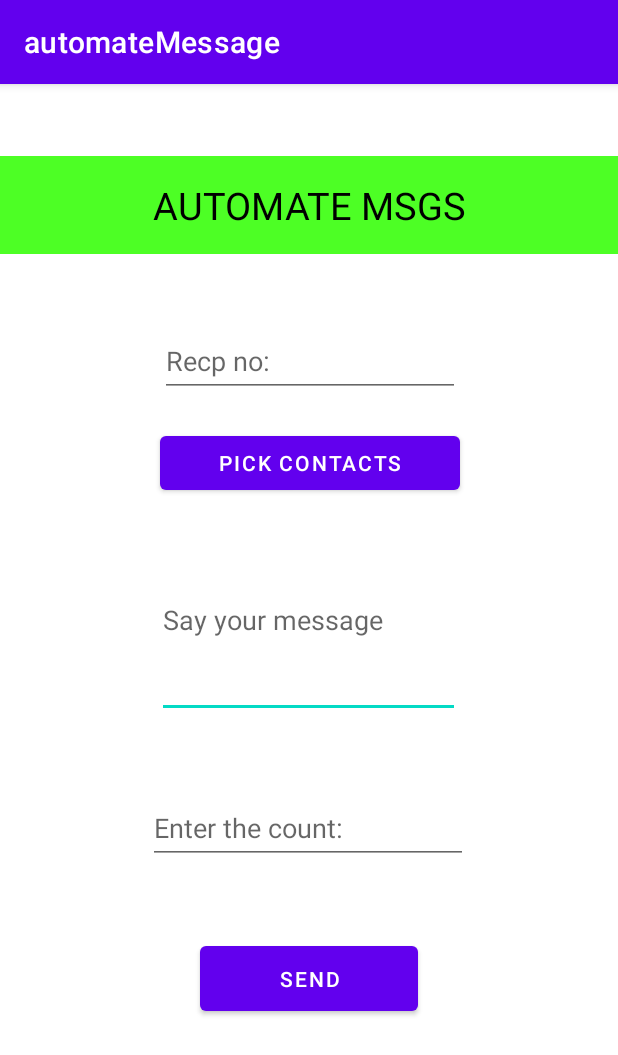
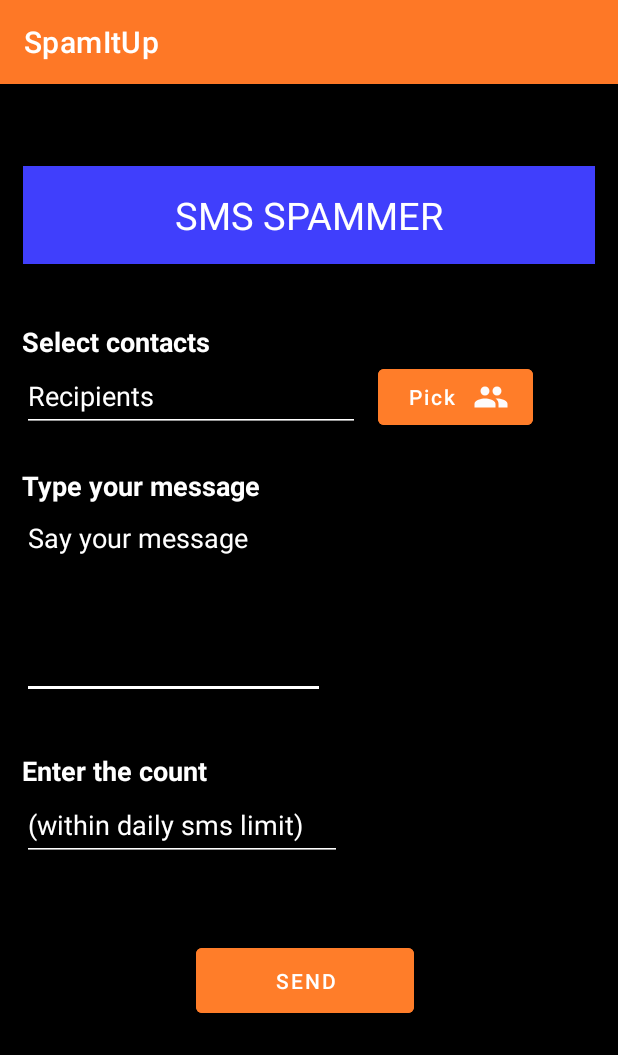
Before and after one commit to JAIVIGNESH2002/SpamItUp, an Android app: the screen it shows after launch (MainActivity), on a phone screen of 412 x 824 dp. Shown: the top 1055 px of the screen. Run offline under Robolectric (Android 15) with nearby library versions, the phone set to English and light mode, and no system bars; libraries missing offline, so code that uses them is left out: com.karumi.dexter, com.wafflecopter.multicontactpicker; 1 statement that could not run was skipped.

Commit message:
All functionalities implemented

```diff
--- a/app/build.gradle
+++ b/app/build.gradle
@@ -33,6 +33,7 @@ dependencies {
     implementation 'com.google.android.material:material:1.4.0'
     implementation 'androidx.constraintlayout:constraintlayout:2.1.1'
     testImplementation 'junit:junit:4.+'
+    implementation 'com.github.broakenmedia:MultiContactPicker:1.8.5'
     androidTestImplementation 'androidx.test.ext:junit:1.1.3'
     androidTestImplementation 'androidx.test.espresso:espresso-core:3.4.0'
 }
--- a/app/src/main/java/com/example/automatemessage/MainActivity.java
+++ b/app/src/main/java/com/example/automatemessage/MainActivity.java
@@ -9,22 +9,24 @@ import android.Manifest;
 import android.content.Intent;
 import android.graphics.Color;
 import android.os.Bundle;
-import android.provider.Telephony;
 import android.telephony.SmsManager;
-import android.telephony.SubscriptionManager;
+import android.text.TextUtils;
 import android.view.View;
 import android.widget.Button;
 import android.widget.EditText;
+import android.widget.ProgressBar;
 import android.widget.Toast;
 
 import com.karumi.dexter.Dexter;
 import com.karumi.dexter.MultiplePermissionsReport;
 import com.karumi.dexter.PermissionToken;
-import com.karumi.dexter.listener.PermissionDeniedResponse;
-import com.karumi.dexter.listener.PermissionGrantedResponse;
+
 import com.karumi.dexter.listener.PermissionRequest;
 import com.karumi.dexter.listener.multi.MultiplePermissionsListener;
-import com.karumi.dexter.listener.single.PermissionListener;
+import com.wafflecopter.multicontactpicker.ContactResult;
+import com.wafflecopter.multicontactpicker.LimitColumn;
+import com.wafflecopter.multicontactpicker.MultiContactPicker;
+
 import java.util.List;
 
 public class MainActivity extends AppCompatActivity{
@@ -33,44 +35,99 @@ public class MainActivity extends AppCompatActivity{
     private EditText count;
     private Button contacts;
     public Button send;
-
+    private ProgressBar pb;
+    int CONTACT_PICKER_REQUEST = 100;
+    List<ContactResult> results;
     @Override
     protected void onCreate(Bundle savedInstanceState) {
         super.onCreate(savedInstanceState);
+        /*mapping the references to ids*/
         setContentView(R.layout.activity_main);
         number = findViewById(R.id.number);
         message = findViewById(R.id.message);
         count = findViewById(R.id.count);
         contacts = findViewById(R.id.contacts);
         send = findViewById(R.id.sendButton);
+        pb = findViewById(R.id.pbOne);
+
+        //Checking for permission to send messages withe dexter
         Dexter.withContext(this)
                 .withPermissions(
                         Manifest.permission.SEND_SMS,
                         Manifest.permission.READ_CONTACTS
                 ).withListener(new MultiplePermissionsListener() {
-            @Override public void onPermissionsChecked(MultiplePermissionsReport report) {/* ... */}
-            @Override public void onPermissionRationaleShouldBeShown(List<PermissionRequest> permissions, PermissionToken token) {/* ... */}
+            @Override public void onPermissionsChecked(MultiplePermissionsReport report) {
+                if(report.areAllPermissionsGranted()){
+                    Toast.makeText(MainActivity.this, "Permissions granted!", Toast.LENGTH_SHORT).show();
+                }else{
+                    Toast.makeText(MainActivity.this, "Permissions denied", Toast.LENGTH_SHORT).show();
+                }
+            }
+            @Override public void onPermissionRationaleShouldBeShown(List<PermissionRequest> permissions, PermissionToken token) {
+                token.continuePermissionRequest();
+            }
         }).check();
+
+
         send.setOnClickListener(new View.OnClickListener() {
             @Override
             public void onClick(View v) {
-                for(int i=0 ;i<parseInt(count.getText().toString());i++)
-                {
-                SmsManager smsManager =(SmsManager)SmsManager.getDefault();
-                smsManager.sendTextMessage(number.getText().toString(),null,message.getText().toString(),null,null);
-                Toast.makeText(MainActivity.this, "Sent: "+(i+1)+" messages",Toast.LENGTH_SHORT).show();
-
-            }
-                Toast.makeText(MainActivity.this,"Messages sent successfully!",Toast.LENGTH_LONG).show();
+                if (TextUtils.isEmpty(message.getText().toString()) || TextUtils.isEmpty(count.getText().toString())) {
+                    Toast.makeText(MainActivity.this, "Fields are empty!", Toast.LENGTH_SHORT).show();
+                } else {
+                    SmsManager smsManager = (SmsManager) SmsManager.getDefault();
+                    for (int i = 0; i < parseInt(count.getText().toString()); i++) {
+                        for (int j = 0; j < results.size(); j++) {
+                            //Interacting with the sms manager api;
+                            smsManager.sendTextMessage(results.get(j).getPhoneNumbers().get(0).getNumber(), null, message.getText().toString(), null, null);
+                        }
+                    }
+                    Toast.makeText(MainActivity.this, "Messages sent successfully!", Toast.LENGTH_LONG).show();
+                }
             }
 
         });
         contacts.setOnClickListener(new View.OnClickListener() {
             @Override
             public void onClick(View v) {
+                new MultiContactPicker.Builder(MainActivity.this) //Activity/fragment context
+                        .theme(R.style.MyCustomPickerTheme) //Optional - default: MultiContactPicker.Azure
+                        .hideScrollbar(false) //Optional - default: false
+                        .showTrack(true) //Optional - default: true
+                        .searchIconColor(Color.WHITE) //Option - default: White
+                        .setChoiceMode(MultiContactPicker.CHOICE_MODE_MULTIPLE) //Optional - default: CHOICE_MODE_MULTIPLE
+                        .handleColor(ContextCompat.getColor(MainActivity.this,R.color.azureColorAccent)) //Optional - default: Azure Blue
+                        .bubbleColor(ContextCompat.getColor(MainActivity.this, android.R.color.holo_orange_dark)) //Optional - default: Azure Blue
+                        .bubbleTextColor(Color.WHITE) //Optional - default: White
+                        .setTitleText("Select Contacts") //Optional - default: Select Contacts
+                        .setLoadingType(MultiContactPicker.LOAD_ASYNC) //Optional - default LOAD_ASYNC (wait till all loaded vs stream results)
+                        .limitToColumn(LimitColumn.NONE) //Optional - default NONE (Include phone + email, limiting to one can improve loading time)
+                        .setActivityAnimations(android.R.anim.fade_in, android.R.anim.fade_out,
+                                android.R.anim.fade_in,
+                                android.R.anim.fade_out) //Optional - default: No animation overrides
+                        .showPickerForResult(CONTACT_PICKER_REQUEST);
 
             }
+
         }
         );
     }
+    @Override
+    protected void onActivityResult(int requestCode, int resultCode, Intent data) {
+        super.onActivityResult(requestCode, resultCode, data);
+        if(requestCode == CONTACT_PICKER_REQUEST){
+            if(resultCode == RESULT_OK) {
+                String contacts = "";
+                results = MultiContactPicker.obtainResult(data);
+                for(ContactResult i:results){
+                    contacts=contacts+i.getDisplayName()+",";
+                }
+                number.setText(contacts);
+                number.setEnabled(false);
+
+            } else if(resultCode == RESULT_CANCELED){
+                System.out.println("User closed the picker without selecting items.");
+            }
+        }
+    }
 }
--- /dev/null
+++ b/app/src/main/java/com/example/automatemessage/splashActivity.java
@@ -0,0 +1,27 @@
+package com.example.automatemessage;
+
+import androidx.appcompat.app.AppCompatActivity;
+
+import android.content.Intent;
+import android.os.Bundle;
+import android.os.Handler;
+
+import java.util.Objects;
+
+public class splashActivity extends AppCompatActivity {
+
+    @Override
+    protected void onCreate(Bundle savedInstanceState) {
+        super.onCreate(savedInstanceState);
+        setContentView(R.layout.activity_splash);
+        Objects.requireNonNull(getSupportActionBar()).hide();
+
+        new Handler().postDelayed(new Runnable() {
+            @Override
+            public void run() {
+               startActivity(new Intent(splashActivity.this,MainActivity.class));
+               finish();
+            }
+        },2000);
+    }
+}
--- /dev/null
+++ b/app/src/main/res/drawable/ic_people.xml
@@ -0,0 +1,5 @@
+<vector android:height="24dp" android:tint="#FDFBFB"
+    android:viewportHeight="24" android:viewportWidth="24"
+    android:width="24dp" xmlns:android="http://schemas.android.com/apk/res/android">
+    <path android:fillColor="@android:color/white" android:pathData="M16,11c1.66,0 2.99,-1.34 2.99,-3S17.66,5 16,5c-1.66,0 -3,1.34 -3,3s1.34,3 3,3zM8,11c1.66,0 2.99,-1.34 2.99,-3S9.66,5 8,5C6.34,5 5,6.34 5,8s1.34,3 3,3zM8,13c-2.33,0 -7,1.17 -7,3.5L1,19h14v-2.5c0,-2.33 -4.67,-3.5 -7,-3.5zM16,13c-0.29,0 -0.62,0.02 -0.97,0.05 1.16,0.84 1.97,1.97 1.97,3.45L17,19h6v-2.5c0,-2.33 -4.67,-3.5 -7,-3.5z"/>
+</vector>
--- a/app/src/main/res/layout/activity_main.xml
+++ b/app/src/main/res/layout/activity_main.xml
@@ -4,95 +4,156 @@
     xmlns:tools="http://schemas.android.com/tools"
     android:layout_width="match_parent"
     android:layout_height="match_parent"
+    android:background="@color/black"
     tools:context=".MainActivity">
 
     <EditText
         android:id="@+id/message"
+        android:backgroundTint="@color/white"
         android:layout_width="202dp"
         android:layout_height="130dp"
         android:ems="10"
+        android:textColor="@color/white"
+        android:gravity="top"
         android:hint="@string/say_your_message"
+        android:textColorHint="@color/white"
         android:importantForAutofill="no"
         android:inputType="textPersonName"
         android:minHeight="48dp"
         app:layout_constraintBottom_toBottomOf="parent"
         app:layout_constraintEnd_toEndOf="parent"
-        app:layout_constraintHorizontal_bias="0.497"
+        app:layout_constraintHorizontal_bias="0.071"
         app:layout_constraintStart_toStartOf="parent"
         app:layout_constraintTop_toTopOf="parent"
-        app:layout_constraintVertical_bias="0.459"
+        app:layout_constraintVertical_bias="0.439"
         tools:ignore="TextContrastCheck" />
 
     <Button
         android:id="@+id/sendButton"
         android:layout_width="145dp"
         android:layout_height="55dp"
-        android:layout_marginBottom="144dp"
+        android:layout_marginStart="116dp"
+        android:layout_marginTop="52dp"
         android:text="@string/send"
+        android:backgroundTint="#ff7d29"
         app:layout_constraintBottom_toBottomOf="parent"
-        app:layout_constraintEnd_toEndOf="parent"
-        app:layout_constraintStart_toStartOf="parent" />
+        app:layout_constraintStart_toStartOf="@+id/message"
+        app:layout_constraintTop_toBottomOf="@+id/count"
+        app:layout_constraintVertical_bias="0.0" />
 
     <TextView
         android:id="@+id/appName"
         android:layout_width="match_parent"
         android:layout_height="wrap_content"
-        android:layout_marginTop="48dp"
-        android:background="#4DFF25"
+        android:layout_marginStart="15dp"
+        android:layout_marginEnd="15dp"
+        android:layout_marginBottom="160dp"
+        android:background="#403ffc"
         android:padding="15dp"
-        android:text="@string/automate_msgs"
+        android:text="SMS SPAMMER"
         android:textAlignment="center"
-        android:textColor="#000000"
+        android:textAllCaps="false"
+        android:textColor="@color/white"
         android:textSize="25sp"
-        app:layout_constraintBottom_toTopOf="@+id/number"
-        app:layout_constraintEnd_toEndOf="parent"
-        app:layout_constraintHorizontal_bias="0.0"
-        app:layout_constraintStart_toStartOf="parent"
-        app:layout_constraintTop_toTopOf="parent"
-        app:layout_constraintVertical_bias="0.0" />
+        app:layout_constraintBottom_toBottomOf="@+id/sayUrMsgTv"
+        app:layout_constraintStart_toStartOf="@+id/message"
+        tools:ignore="TextContrastCheck" />
 
     <EditText
+        android:textColor="@color/white"
         android:id="@+id/number"
-        android:layout_width="200dp"
+        android:layout_width="225dp"
         android:layout_height="wrap_content"
-        android:layout_marginBottom="84dp"
+        android:layout_marginBottom="48dp"
+        android:enabled="false"
         android:ems="10"
-        android:hint="@string/recp_no"
+        android:backgroundTint="@color/white"
+        android:hint="Recipients"
+        android:textColorHint="@color/white"
         android:importantForAutofill="no"
         android:inputType="phone"
         android:minHeight="48dp"
         app:layout_constraintBottom_toTopOf="@+id/message"
-        app:layout_constraintEnd_toEndOf="@+id/message"
-        app:layout_constraintHorizontal_bias="1.0"
         app:layout_constraintStart_toStartOf="@+id/message"
         tools:ignore="TextContrastCheck" />
 
     <EditText
+        android:textColor="@color/white"
+        android:textColorHint="@color/white"
+        android:backgroundTint="@color/white"
         android:id="@+id/count"
         android:layout_width="wrap_content"
         android:layout_height="wrap_content"
+        android:layout_marginTop="60dp"
         android:ems="10"
-        android:hint="@string/enter_thecount"
+        android:hint="(within daily sms limit)"
         android:importantForAutofill="no"
         android:inputType="number"
         android:minHeight="48dp"
-        app:layout_constraintBottom_toTopOf="@+id/sendButton"
-        app:layout_constraintEnd_toEndOf="parent"
-        app:layout_constraintHorizontal_bias="0.497"
-        app:layout_constraintStart_toStartOf="parent"
+        app:layout_constraintStart_toStartOf="@+id/message"
         app:layout_constraintTop_toBottomOf="@+id/message"
-        app:layout_constraintVertical_bias="0.506"
         tools:ignore="TextContrastCheck" />
 
     <Button
         android:id="@+id/contacts"
-        android:layout_width="200dp"
+        android:layout_width="103dp"
+        android:layout_height="49dp"
+        android:layout_marginStart="12dp"
+        android:drawableRight="@drawable/ic_people"
+        android:backgroundTint="#ff7d29"
+        android:text="Pick"
+        android:textAllCaps="false"
+        app:layout_constraintStart_toEndOf="@+id/number"
+        app:layout_constraintTop_toTopOf="@+id/number" />
+
+    <TextView
+        android:id="@+id/selectConTv"
+        android:layout_width="wrap_content"
         android:layout_height="wrap_content"
-        android:text="PICK CONTACTS"
+        android:text="Select contacts"
+        android:textColor="@color/white"
+        android:textSize="18sp"
+        android:textStyle="bold"
+        app:layout_constraintBottom_toTopOf="@+id/number"
+        app:layout_constraintStart_toStartOf="@+id/number" />
+
+    <TextView
+        android:textColor="@color/white"
+        android:id="@+id/sayUrMsgTv"
+        android:layout_width="wrap_content"
+        android:layout_height="wrap_content"
+        android:text="Type your message"
+        android:textSize="18sp"
+        android:textStyle="bold"
         app:layout_constraintBottom_toTopOf="@+id/message"
-        app:layout_constraintEnd_toEndOf="@+id/number"
-        app:layout_constraintHorizontal_bias="0.9"
-        app:layout_constraintStart_toStartOf="@+id/number"
-        app:layout_constraintTop_toBottomOf="@+id/number"
-        app:layout_constraintVertical_bias="0.555" />
+        app:layout_constraintStart_toStartOf="@+id/message" />
+
+    <TextView
+        android:textColor="@color/white"
+        android:id="@+id/countHintTv"
+        android:layout_width="wrap_content"
+        android:layout_height="wrap_content"
+        android:text="Enter the count"
+        android:textSize="18sp"
+        android:textStyle="bold"
+        app:layout_constraintBottom_toTopOf="@+id/count"
+        app:layout_constraintStart_toStartOf="@+id/count" />
+
+    <ProgressBar
+        android:id="@+id/pbOne"
+        style="?android:attr/progressBarStyle"
+        android:layout_width="wrap_content"
+        android:layout_height="wrap_content"
+        android:layout_marginStart="72dp"
+        android:backgroundTint="#FFEB3B"
+        android:indeterminate="true"
+        android:indeterminateTint="#08FA12"
+        android:progressTint="#FFEB3B"
+        android:visibility="invisible"
+        app:layout_constraintBottom_toBottomOf="@+id/sendButton"
+        app:layout_constraintStart_toStartOf="parent"
+        app:layout_constraintTop_toTopOf="@+id/sendButton"
+        app:layout_constraintVertical_bias="1.0" />
+
+
 </androidx.constraintlayout.widget.ConstraintLayout>
--- a/app/src/main/res/values/strings.xml
+++ b/app/src/main/res/values/strings.xml
@@ -1,5 +1,5 @@
 <resources>
-    <string name="app_name">automateMessage</string>
+    <string name="app_name">SpamItUp</string>
     <string name="automate_msgs">AUTOMATE MSGS</string>
     <string name="recip_no">Recip no:</string>
     <string name="enter_the_count">Enter the count--</string>
--- /dev/null
+++ b/app/src/main/res/values/styles.xml
@@ -0,0 +1,14 @@
+<?xml version="1.0" encoding="utf-8"?>
+<resources>
+    <style name="MyCustomPickerTheme" parent="MultiContactPicker.Azure">
+        <item name="colorPrimary">#FF9800</item>
+        <item name="colorPrimaryDark">@color/azureColorAccent</item>
+        <item name="mcpToolbarTheme">@style/MyCustomToolbarTheme</item>
+        <item name="mcpListPopupWindowStyleTheme">@style/MyCustomToolbarTheme</item>
+    </style>
+
+    <style name="MyCustomToolbarTheme" parent="ThemeOverlay.AppCompat.Light">
+        <item name="android:textColorPrimary">@color/azureColorAccent</item>
+        <item name="android:textColorSecondary">#FF9800</item>
+    </style>
+</resources>
--- a/app/src/main/res/values/themes.xml
+++ b/app/src/main/res/values/themes.xml
@@ -2,7 +2,7 @@
     <!-- Base application theme. -->
     <style name="Theme.AutomateMessage" parent="Theme.MaterialComponents.DayNight.DarkActionBar">
         <!-- Primary brand color. -->
-        <item name="colorPrimary">@color/purple_500</item>
+        <item name="colorPrimary">#fe7826</item>
         <item name="colorPrimaryVariant">@color/purple_700</item>
         <item name="colorOnPrimary">@color/white</item>
         <!-- Secondary brand color. -->
--- a/build.gradle
+++ b/build.gradle
@@ -3,6 +3,7 @@ buildscript{
     repositories {
         google()
         mavenCentral()
+        maven { url "https://jitpack.io" }
 
     }
     dependencies {
--- a/settings.gradle
+++ b/settings.gradle
@@ -4,6 +4,7 @@ dependencyResolutionManagement {
         google()
         mavenCentral()
         jcenter() // Warning: this repository is going to shut down soon
+        maven { url "https://jitpack.io" }
     }
 }
 rootProject.name = "automateMessage"
```
Also changed, not shown: app/src/main/AndroidManifest.xml (+5 -14 lines), app/src/main/res/drawable/ic_newsplashspamitup.xml (added, +37 -0 lines), app/src/main/res/layout/activity_splash.xml (added, +10 -0 lines).
